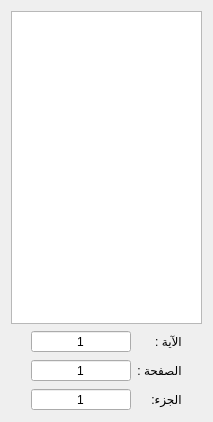
Above: src/indexwidget.ui from boussouira/moltaqa before the change. Below: the same form after it.
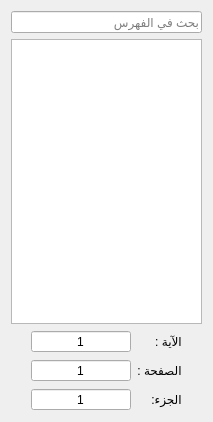
That is the form after the change. Custom widgets are drawn as their Qt base class.

The edit to the form file:
```diff
--- a/src/indexwidget.ui
+++ b/src/indexwidget.ui
@@ -20,6 +20,13 @@
    <locale language="Arabic" country="Morocco"/>
   </property>
   <layout class="QVBoxLayout" name="verticalLayout">
+   <item>
+    <widget class="FancyLineEdit" name="lineEdit">
+     <property name="placeholderText">
+      <string>بحث في الفهرس</string>
+     </property>
+    </widget>
+   </item>
    <item>
     <widget class="QTreeView" name="treeView">
      <property name="editTriggers">
@@ -198,6 +205,13 @@
    </item>
   </layout>
  </widget>
+ <customwidgets>
+  <customwidget>
+   <class>FancyLineEdit</class>
+   <extends>QLineEdit</extends>
+   <header>fancylineedit.h</header>
+  </customwidget>
+ </customwidgets>
  <resources/>
  <connections/>
 </ui>
```
